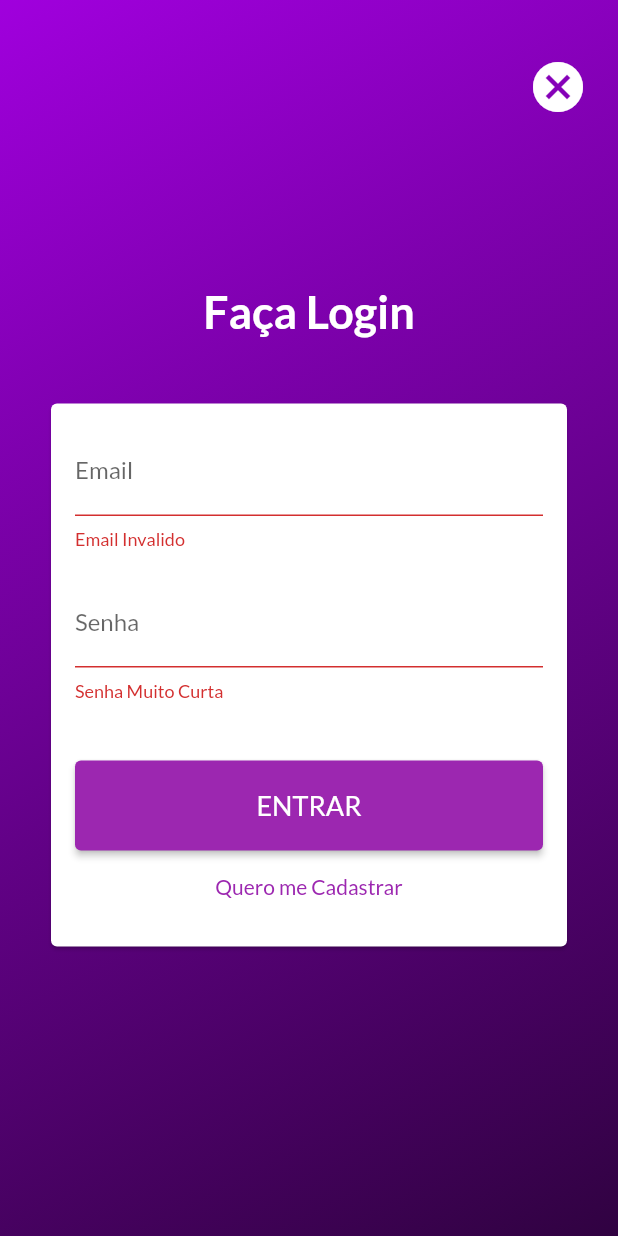
After one commit to RenanLedo/Loja-completa, a Flutter app: the LoginPage screen opened by its route, after a tap on "ENTRAR", on a phone screen of 412 x 824 dp. The commit adds this screen. Run offline on Flutter 3.47's test engine with Material 2 defaults, Android fonts, the phone set to English and light mode, and no system bars; network calls fail.

Commit message:
tela de login

```diff
--- a/lib/components/app_drawer.dart
+++ b/lib/components/app_drawer.dart
@@ -19,6 +19,15 @@ class AppDrawer extends StatelessWidget {
             trailing: Icon(Icons.arrow_forward_ios_rounded),
             onTap: () {
               Navigator.of(context).pushReplacementNamed(AppRoutes.HOME);
+            },
+          ),
+          Divider(),
+          ListTile(
+            leading: Icon(Icons.person),
+            title: Text('Login'),
+            trailing: Icon(Icons.arrow_forward_ios_rounded),
+            onTap: () {
+              Navigator.of(context).pushReplacementNamed(AppRoutes.LOGIN);
             },
           ),
           Divider(),
--- a/lib/main.dart
+++ b/lib/main.dart
@@ -3,6 +3,7 @@ import 'package:loja_completa/models/cart.dart';
 import 'package:loja_completa/models/order_list.dart';
 import 'package:loja_completa/models/product_list.dart';
 import 'package:loja_completa/pages/cart_page.dart';
+import 'package:loja_completa/pages/login_page.dart';
 import 'package:loja_completa/pages/orders_pages.dart';
 import 'package:loja_completa/pages/product_detalhe_page.dart';
 import 'package:loja_completa/pages/product_form_page.dart';
@@ -49,6 +50,7 @@ class MyApp extends StatelessWidget {
           AppRoutes.ORDER: (ctx) => OrdersPages(),
           AppRoutes.PRODUCT_PAGE: (ctx) => ProductPage(),
           AppRoutes.PRODUCT_FORM: (ctx) => ProductFormPage(),
+          AppRoutes.LOGIN: (ctx) => LoginPage(),
         },
       ),
     );
--- /dev/null
+++ b/lib/pages/login_page.dart
@@ -0,0 +1,193 @@
+import 'package:flutter/material.dart';
+import 'package:loja_completa/utils/app_routes.dart';
+
+enum AuthModo {
+  Login,
+  Cadastro,
+}
+
+class LoginPage extends StatefulWidget {
+  const LoginPage({Key? key}) : super(key: key);
+
+  @override
+  State<LoginPage> createState() => _LoginPageState();
+}
+
+class _LoginPageState extends State<LoginPage> {
+  AuthModo _authModo = AuthModo.Login;
+  final formKey = GlobalKey<FormState>();
+  bool _isLoading = false;
+  bool _isLogin() => _authModo == AuthModo.Login;
+  bool _isCadastro() => _authModo == AuthModo.Cadastro;
+  Map<String, String> authData = {
+    'email': '',
+    'senha': '',
+  };
+  final senhaEC = TextEditingController();
+  _submit() {
+    final isValido = formKey.currentState?.validate() ?? false;
+
+    if(!isValido){
+      return;
+    }
+
+    setState(() => _isLoading = true);
+
+formKey.currentState?.save();
+
+if(_isLogin()){
+
+}else{
+
+}
+
+    setState(() => _isLoading = true);
+  }
+
+  @override
+  Widget build(BuildContext context) {
+    return Scaffold(
+      body: Stack(
+        children: [
+          Container(
+            decoration: BoxDecoration(
+                gradient: LinearGradient(
+              end: Alignment.topLeft,
+              begin: Alignment.bottomRight,
+              colors: [
+                Color.fromRGBO(48, 2, 65, 1),
+                Color.fromRGBO(160, 0, 221, 1),
+              ],
+            )),
+          ),
+          Center(
+            child: SingleChildScrollView(
+              padding: EdgeInsets.symmetric(horizontal: 30),
+              child: Column(
+                mainAxisAlignment: MainAxisAlignment.center,
+                children: [
+                  Text(
+                    'Faça Login',
+                    style: TextStyle(
+                        fontSize: 30,
+                        fontWeight: FontWeight.bold,
+                        color: Colors.white),
+                  ),
+                  SizedBox(
+                    height: 40,
+                  ),
+                  Card(
+                    child: Form(
+                        key: formKey,
+                        child: Padding(
+                          padding: const EdgeInsets.all(16),
+                          child: Column(
+                            crossAxisAlignment: CrossAxisAlignment.stretch,
+                            children: [
+                              TextFormField(
+                                onSaved: (email) =>
+                                    authData['email'] = email ?? '',
+                                keyboardType: TextInputType.emailAddress,
+                                decoration: InputDecoration(
+                                  labelText: 'Email',
+                                ),
+                                validator: (_email) {
+                                  final email = _email ?? '';
+                                  if (!email.contains('@')) {
+                                    return 'Email Invalido';
+                                  }
+                                  return null;
+                                },
+                              ),
+                              SizedBox(
+                                height: 20,
+                              ),
+                              TextFormField(
+                                onSaved: (senha) =>
+                                    authData['senha'] = senha ?? '',
+                                controller: senhaEC,
+                                keyboardType: TextInputType.text,
+                                obscureText: true,
+                                decoration: InputDecoration(
+                                  labelText: 'Senha',
+                                ),
+                                validator: (_senha) {
+                                  final senha = _senha ?? '';
+                                  if (senha.length < 6) {
+                                    return 'Senha Muito Curta';
+                                  }
+                                  if (senha.isEmpty) {
+                                    return 'Senha não pode ser vasia';
+                                  }
+                                  return null;
+                                },
+                              ),
+                              SizedBox(
+                                height: 20,
+                              ),
+                              if (_isCadastro())
+                                TextFormField(
+                                  keyboardType: TextInputType.text,
+                                  obscureText: true,
+                                  decoration: InputDecoration(
+                                    labelText: 'Repetir Senha',
+                                  ),
+                                  validator: _isLogin()
+                                      ? null
+                                      : (_repSenha) {
+                                          final repSenha = _repSenha ?? '';
+                                          if (repSenha != senhaEC.text) {
+                                            return 'Senhas não conferem';
+                                          }
+
+                                          return null;
+                                        },
+                                ),
+                              SizedBox(
+                                height: 20,
+                              ),
+                              SizedBox(
+                                height: 60,
+                                child: ElevatedButton(
+                                    onPressed: _isLoading ? null : _submit,
+                                    child: _isLoading
+                                        ? CircularProgressIndicator(
+                                            color: Colors.purple,
+                                          )
+                                        : Text(
+                                            _isLogin() ? 'ENTRAR' : 'CADASTRAR',
+                                            style: TextStyle(fontSize: 18),
+                                          )),
+                              ),
+                              TextButton(
+                                  onPressed: () {},
+                                  child: Text(_isLogin()
+                                      ? 'Quero me Cadastrar'
+                                      : 'Fazer Login')),
+                            ],
+                          ),
+                        )),
+                  ),
+                ],
+              ),
+            ),
+          ),
+          Positioned(
+            top: 30,
+            right: 20,
+            child: IconButton(
+              onPressed: () {
+                Navigator.of(context).pushReplacementNamed(AppRoutes.HOME);
+              },
+              icon: Icon(
+                Icons.cancel,
+                size: 40,
+                color: Colors.white,
+              ),
+            ),
+          ),
+        ],
+      ),
+    );
+  }
+}
--- a/lib/utils/app_routes.dart
+++ b/lib/utils/app_routes.dart
@@ -6,4 +6,5 @@ class AppRoutes {
   static const ORDER = '/order';
   static const PRODUCT_PAGE = '/product-page';
   static const PRODUCT_FORM = '/product-form';
+  static const LOGIN = '/login';
 }
```
